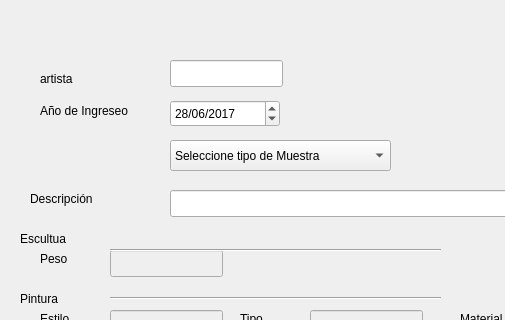
First picture: the form in api_museos/interfaz/cargar_muestra.ui, repository belwalter/curso_python_2018, before the edit; both pictures show x 0 to 505 and y 0 to 320 of the 694 by 556 pixel window.
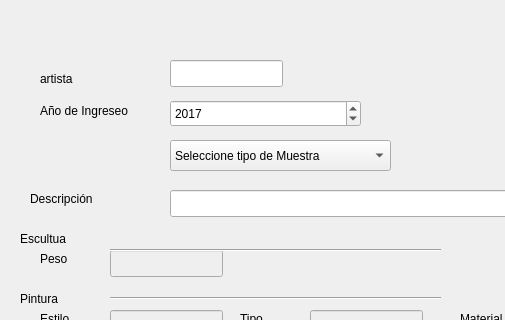
Second picture: the form after the edit.

```diff
--- a/api_museos/interfaz/cargar_muestra.ui
+++ b/api_museos/interfaz/cargar_muestra.ui
@@ -201,7 +201,7 @@
     <rect>
      <x>170</x>
      <y>100</y>
-     <width>110</width>
+     <width>191</width>
      <height>27</height>
     </rect>
    </property>
@@ -209,7 +209,7 @@
     <enum>QDateTimeEdit::DaySection</enum>
    </property>
    <property name="displayFormat">
-    <string>dd/MM/yyyy</string>
+    <string>yyyy</string>
    </property>
    <property name="date">
     <date>
```
Left out of the diff: 2 changed lines with no effect on the pictures.
